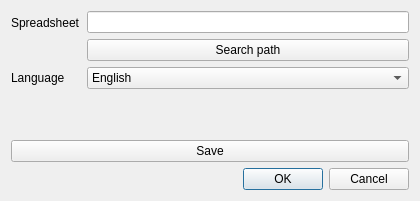
leezu/MeasurementValueLogging, file MeasurementValueLogging/ui_data/settingsDialog.ui: the form before one commit.
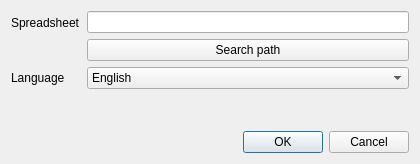
The form after the commit.

Patch:
```diff
--- a/MeasurementValueLogging/ui_data/settingsDialog.ui
+++ b/MeasurementValueLogging/ui_data/settingsDialog.ui
@@ -7,7 +7,7 @@
     <x>0</x>
     <y>0</y>
     <width>420</width>
-    <height>201</height>
+    <height>164</height>
    </rect>
   </property>
   <property name="windowTitle">
@@ -70,13 +70,6 @@
      </item>
     </layout>
    </item>
-   <item>
-    <widget class="QPushButton" name="saveButton">
-     <property name="text">
-      <string>Save</string>
-     </property>
-    </widget>
-   </item>
    <item>
     <widget class="QDialogButtonBox" name="buttonBox">
      <property name="orientation">
```
